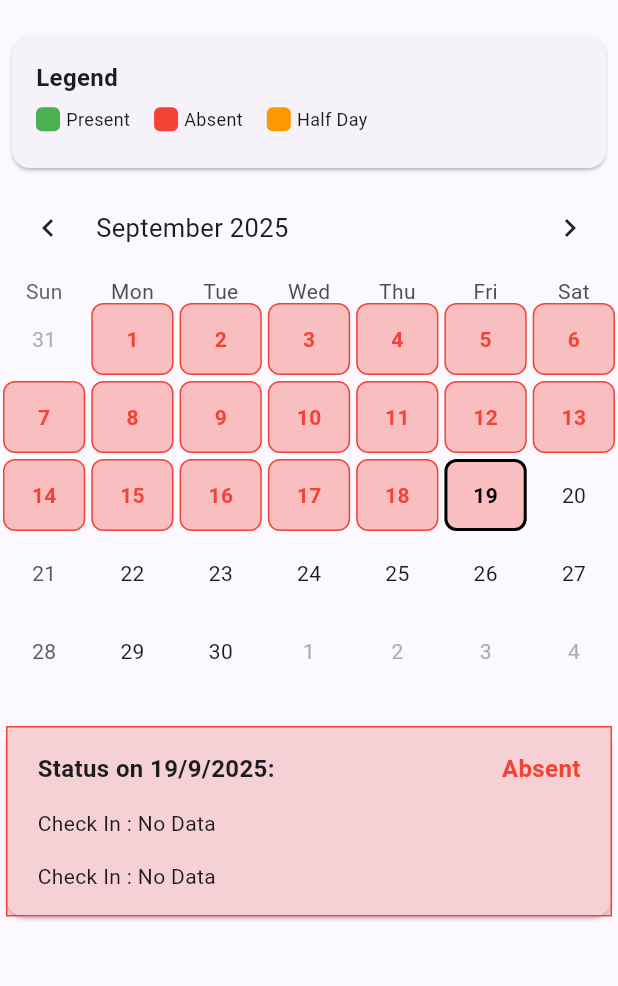
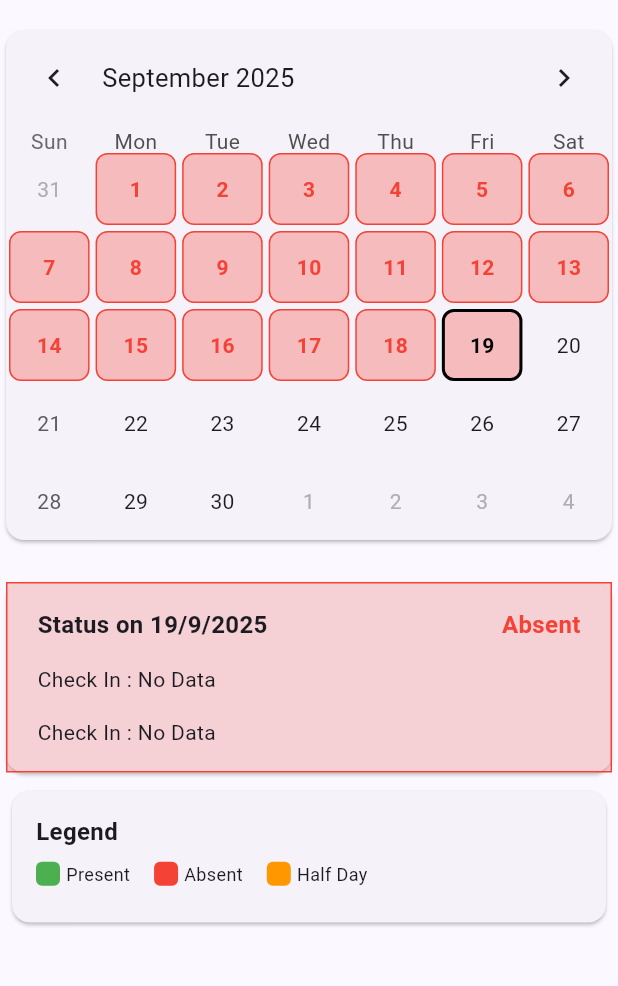
Before and after one commit to vinothrasamani/attendance, a Flutter app: the Attendance widget shown alone on an empty page, opened directly, on a phone screen of 412 x 824 dp, the part 75-1061 px from its top. Run offline on Flutter 3.47's test engine with Material 3 defaults, Android fonts, the phone set to English and light mode, and no system bars; drawn by our look-alikes of table_calendar; our stand-ins replace flutter_riverpod, get, shared_preferences, slide_to_act; accounts and stored records are empty; network calls fail.

Commit message:
Attendance status screen

```diff
--- a/lib/widget/attendance.dart
+++ b/lib/widget/attendance.dart
@@ -1,4 +1,4 @@
-import 'package:attendance/view_model/attendance_model.dart';
+import 'package:attendance/model/attendance_model.dart';
 import 'package:attendance/view_model/home_service.dart';
 import 'package:flutter/material.dart';
 import 'package:flutter_riverpod/flutter_riverpod.dart';
@@ -31,6 +31,7 @@ class _AttendanceState extends ConsumerState<Attendance> {
     final attData = ref.watch(HomeService.attendanceData);
     final list = ref.watch(HomeService.list);
     final isLoading = ref.watch(HomeService.isLoading);
+    print(attData);
 
     Color getColor(String status) {
       switch (status) {
@@ -119,8 +120,8 @@ class _AttendanceState extends ConsumerState<Attendance> {
                   ],
                 ),
               ),
-              buildLegend(),
-              TableCalendar(
+              Card(
+                child: TableCalendar(
                   firstDay: DateTime.utc(now.year - 1, 1, 1),
                   lastDay: DateTime.utc(now.year + 1, 12, 31),
                   focusedDay: fDay,
@@ -130,11 +131,13 @@ class _AttendanceState extends ConsumerState<Attendance> {
                   onDaySelected: (selectedDay, focusedDay) {
                     ref.read(HomeService.selectedDay.notifier).state =
                         selectedDay;
-                  ref.read(HomeService.focusedDay.notifier).state = focusedDay;
+                    ref.read(HomeService.focusedDay.notifier).state =
+                        focusedDay;
                   },
                   onPageChanged: (focusedDay) {
                     HomeService.fetchAttendance(ref, focusedDay);
-                  ref.read(HomeService.focusedDay.notifier).state = focusedDay;
+                    ref.read(HomeService.focusedDay.notifier).state =
+                        focusedDay;
                   },
                   calendarBuilders: CalendarBuilders(
                     defaultBuilder: (context, day, focusedDay) {
@@ -186,6 +189,7 @@ class _AttendanceState extends ConsumerState<Attendance> {
                     },
                   ),
                 ),
+              ),
               SizedBox(height: 20),
               Card(
                 child: Builder(
@@ -226,7 +230,7 @@ class _AttendanceState extends ConsumerState<Attendance> {
                             children: [
                               Expanded(
                                 child: Text(
-                                  "Status on ${sDay.day}/${sDay.month}/${sDay.year}: ",
+                                  "Status on ${sDay.day}/${sDay.month}/${sDay.year} ",
                                   style: TextStyle(
                                       fontSize: 16,
                                       fontWeight: FontWeight.bold),
@@ -257,6 +261,7 @@ class _AttendanceState extends ConsumerState<Attendance> {
                   },
                 ),
               ),
+              buildLegend(),
               SizedBox(height: 15),
             ],
           ),
```
Also changed, not shown: lib/view/splash_screen.dart (+9 -3 lines), lib/view_model/home_service.dart (+10 -5 lines), lib/model/attendance_model.dart (renamed from lib/view_model/attendance_model.dart). Lines whose indentation alone changed are shown as unchanged.
